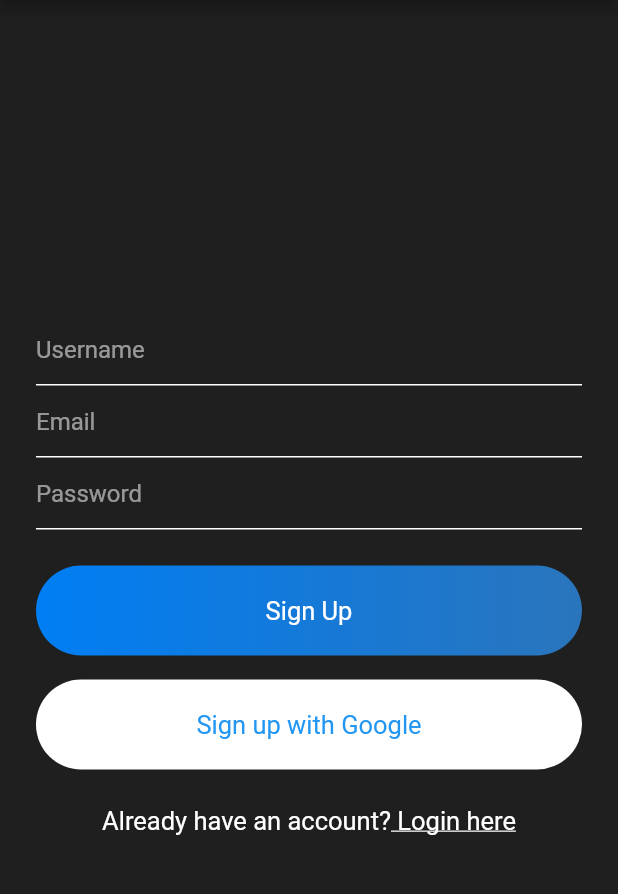
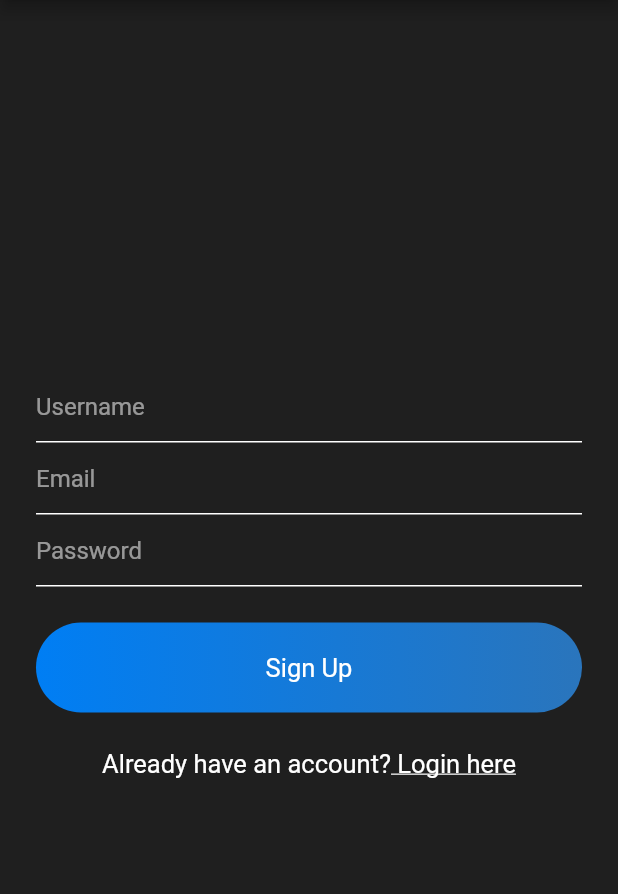
Before and after one commit to Booysen31SA/ChatApp, a Flutter app: the screen it shows after launch, after a tap on "Sign in", after a tap on "Register here", on a phone screen of 412 x 824 dp, the part 84-978 px from its top. Run offline on Flutter 3.47's test engine with Material 2 defaults, Android fonts, the phone set to English and light mode, and no system bars; our stand-ins replace cloud_firestore, firebase_auth, shared_preferences, toast; accounts and stored records are empty.

Commit message:
removed google sign in and register

```diff
--- a/lib/views/signin.dart
+++ b/lib/views/signin.dart
@@ -172,21 +172,6 @@ class _SigninState extends State<Signin> {
                       SizedBox(
                         height: 16.0,
                       ),
-                      Container(
-                        alignment: Alignment.center,
-                        width: MediaQuery.of(context).size.width,
-                        padding: EdgeInsets.symmetric(vertical: 20),
-                        decoration: BoxDecoration(
-                            color: Colors.white,
-                            borderRadius: BorderRadius.circular(30)),
-                        child: Text(
-                          'Sign in with Google',
-                          style: TextStyle(color: Colors.blue, fontSize: 17),
-                        ),
-                      ),
-                      SizedBox(
-                        height: 16.0,
-                      ),
                       Row(
                         mainAxisAlignment: MainAxisAlignment.center,
                         children: [
--- a/lib/views/signup.dart
+++ b/lib/views/signup.dart
@@ -129,21 +129,6 @@ class _SignUpState extends State<SignUp> {
                       SizedBox(
                         height: 16.0,
                       ),
-                      Container(
-                        alignment: Alignment.center,
-                        width: MediaQuery.of(context).size.width,
-                        padding: EdgeInsets.symmetric(vertical: 20),
-                        decoration: BoxDecoration(
-                            color: Colors.white,
-                            borderRadius: BorderRadius.circular(30)),
-                        child: Text(
-                          'Sign up with Google',
-                          style: TextStyle(color: Colors.blue, fontSize: 17),
-                        ),
-                      ),
-                      SizedBox(
-                        height: 16.0,
-                      ),
                       Row(
                         mainAxisAlignment: MainAxisAlignment.center,
                         children: [
```
